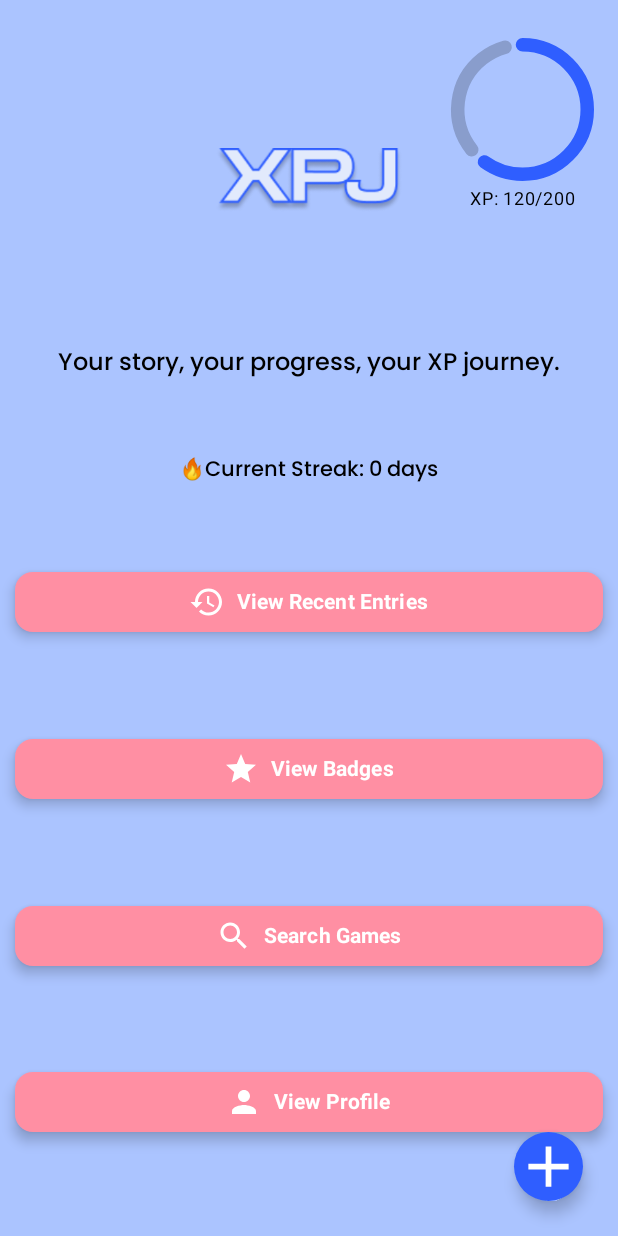
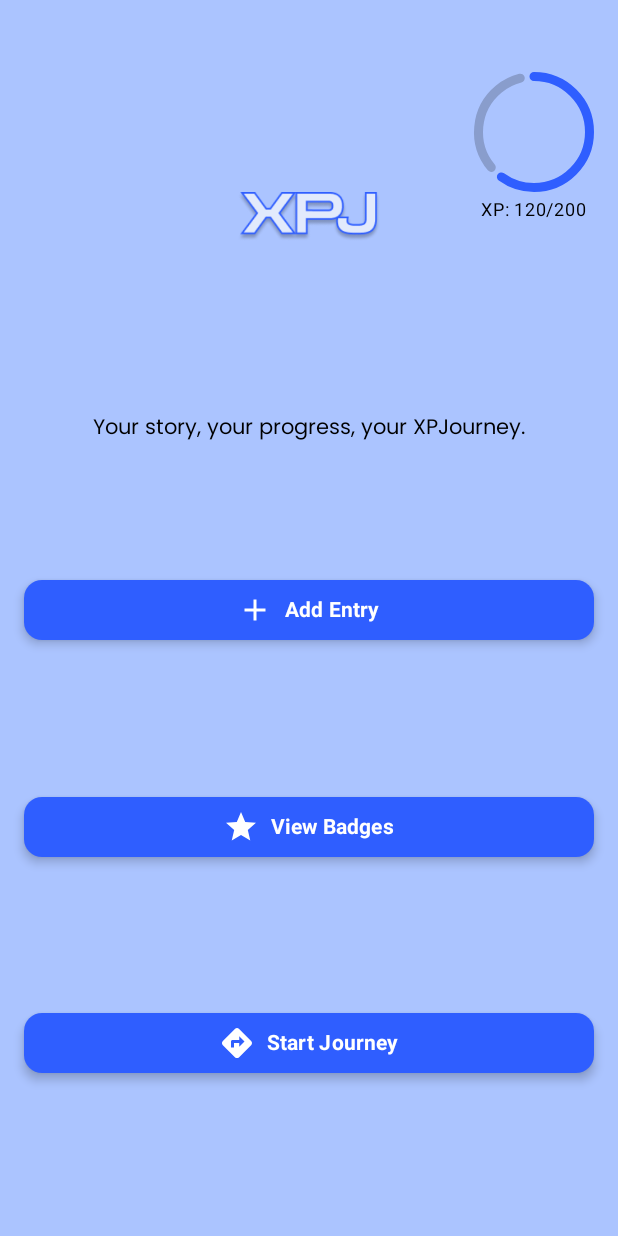
Before and after one commit to Cos229-239/2025_12_Team3, an Android app built with Jetpack Compose: the screen it shows after launch (MainActivity), on a phone screen of 412 x 824 dp. Run offline under Robolectric (Android 15) with nearby library versions, the phone set to English and light mode, and no system bars.

Commit message:
Created navigation links between the login screen, dashboard, and journal entry screen
# Conflicts:
#	app/src/main/java/com/example/xpjourney/MainActivity.kt
#	app/src/main/java/com/example/xpjourney/ui/theme/Theme.kt

```diff
--- a/app/src/main/java/com/example/xpjourney/MainActivity.kt
+++ b/app/src/main/java/com/example/xpjourney/MainActivity.kt
@@ -12,6 +12,7 @@ import androidx.compose.ui.Modifier
 import androidx.compose.ui.unit.dp
 import androidx.compose.ui.tooling.preview.Preview
 import com.example.xpjourney.ui.theme.XPJourneyTheme
+import androidx.compose.foundation.layout.Arrangement
 import androidx.compose.material.icons.Icons
 import androidx.compose.ui.Alignment
 import androidx.compose.ui.unit.sp
@@ -19,10 +20,10 @@ import androidx.navigation.compose.rememberNavController
 import androidx.navigation.compose.NavHost
 import androidx.navigation.compose.composable
 import androidx.navigation.NavController
+import androidx.compose.material.icons.filled.Add
+import androidx.compose.material.icons.filled.Directions
 import androidx.compose.material.icons.filled.Star
 import androidx.compose.foundation.background
-import androidx.compose.foundation.layout.Arrangement
-import androidx.compose.foundation.shape.CircleShape
 import androidx.compose.ui.graphics.Color
 import androidx.compose.runtime.remember
 import androidx.compose.runtime.getValue
@@ -31,65 +32,23 @@ import androidx.compose.runtime.mutableIntStateOf
 import androidx.compose.ui.graphics.vector.ImageVector
 import androidx.compose.ui.res.painterResource
 import androidx.compose.foundation.shape.RoundedCornerShape
-import androidx.compose.material.icons.filled.Person
-import androidx.compose.runtime.LaunchedEffect
-import androidx.compose.runtime.collectAsState
 import androidx.compose.ui.text.TextStyle
 import androidx.compose.ui.text.font.FontWeight
-import androidx.datastore.preferences.preferencesDataStore
-import androidx.lifecycle.ViewModel
-import androidx.lifecycle.ViewModelProvider
-import androidx.lifecycle.viewmodel.compose.viewModel
-import com.example.xpjourney.data.ProgressRepository
 import com.example.xpjourney.ui.theme.Poppins
-import com.example.xpjourney.ui.theme.XPJAccentPink
-import com.example.xpjourney.viewmodel.ProgressViewModelContract
-import com.example.xpjourney.viewmodel.UserProgressViewModel
-import kotlinx.coroutines.flow.MutableStateFlow
-import java.time.LocalDate
-import androidx.compose.material.icons.filled.History
-import androidx.compose.material.icons.filled.Search
-import com.example.xpjourney.ui.theme.XPJBlue
-import androidx.compose.material.icons.filled.Add
-import com.example.xpjourney.ui.screens.RecentEntriesScreen
-import com.example.xpjourney.ui.screens.sampleEntries
-
-
-val android.content.Context.dataStore by preferencesDataStore(name = "user_progress")
 
 
 class MainActivity : ComponentActivity() {
     override fun onCreate(savedInstanceState: Bundle?) {
         super.onCreate(savedInstanceState)
         enableEdgeToEdge()
-        val repo = ProgressRepository(dataStore)
-        val factory = object : ViewModelProvider.Factory {
-            override fun <T : ViewModel> create(modelClass: Class<T>): T {
-                if (modelClass.isAssignableFrom(UserProgressViewModel::class.java)) {
-                    @Suppress("UNCHECKED_CAST")
-                    return UserProgressViewModel(repo) as T
-                }
-                throw IllegalArgumentException("Unknown ViewModel class")
-            }
-        }
         setContent {
             XPJourneyTheme {
                 val navController = rememberNavController()
-                val progressViewModel: UserProgressViewModel = viewModel(factory = factory)
-                LaunchedEffect(Unit) {
-                    progressViewModel.onLogin()
-                }
                 NavHost(navController = navController, startDestination = "dashboard") {
-                    composable("dashboard") { DashboardScreen( navController, progressViewModel) }
+                    composable("dashboard") { DashboardScreen( navController) }
                     composable("entry") { JournalEntryScreen() }
                     composable("badges") { BadgesScreen() }
                     composable("journey") { JourneyScreen() }
-                    composable("profile") { ProfileScreen() }
-                    composable("recent_entries") {
-                        RecentEntriesScreen(
-                            navController = navController,
-                            entries = sampleEntries
-                        ) }
                 }
             }
         }
@@ -97,17 +56,7 @@ class MainActivity : ComponentActivity() {
 }
 
 @Composable
-fun DashboardScreen(
-    navController: NavController,
-    viewModel: ProgressViewModelContract
-) {
-    val progressState = viewModel.progressState.collectAsState()
-
-    Column {
-        Text("🔥Login Streak: ${progressState.value.currentStreak} days")
-        Text("XP: ${progressState.value.xp}")
-    }
-
+fun DashboardScreen(navController: NavController) {
     var xp by remember { mutableIntStateOf(120) }
     val xpGoal = 200
     val progress = xp.toFloat() / xpGoal.toFloat()
@@ -121,7 +70,7 @@ fun DashboardScreen(
         Column(
             modifier = Modifier
                 .fillMaxSize()
-                .padding(10.dp),
+                .padding(16.dp),
             horizontalAlignment = Alignment.CenterHorizontally,
             verticalArrangement = Arrangement.SpaceEvenly
         ) {
@@ -129,75 +78,46 @@ fun DashboardScreen(
             Image(
                 painter = painterResource(id = R.drawable.xpj_logo),
                 contentDescription = "XPJ Logo",
-                modifier = Modifier.size(125.dp)
+                modifier = Modifier.size(96.dp)
             )
             // Tagline text
             Text(
-                text = "Your story, your progress, your XP journey.",
-                style = TextStyle(
-                    fontFamily = Poppins,
-                    fontSize = 16.sp,
-                    fontWeight = FontWeight.Medium
-                ),
-                modifier = Modifier.padding(top = 0.dp)
-            )
-            // Streak
-            Text(
-                text = "🔥Current Streak: ${progressState.value.currentStreak} days",
+                text = "Your story, your progress, your XPJourney.",
                 style = TextStyle(
                     fontFamily = Poppins,
                     fontSize = 14.sp,
-                    fontWeight = FontWeight.SemiBold
+                    fontWeight = FontWeight.Normal
                 ),
-                modifier = Modifier.padding(top = 4.dp)
+                modifier = Modifier.padding(top = 2.dp)
             )
-             // Buttons
-            XPJButton("View Recent Entries", Icons.Filled.History, onClick = {
-                navController.navigate("recent_entries")
+            XPJButton("Add Entry", Icons.Filled.Add, onClick = {
+                xp += 10
+                navController.navigate("entry")
             })
             XPJButton("View Badges", Icons.Filled.Star, onClick = {
                 navController.navigate("badges")
             })
-            XPJButton("Search Games", Icons.Filled.Search, onClick = {
+            XPJButton("Start Journey", Icons.Filled.Directions, onClick = {
                 navController.navigate("journey")
             })
-            XPJButton("View Profile", Icons.Filled.Person, onClick = {
-                navController.navigate("profile")
-        })
 
         }
         Column(                     // XP tracker in top-right corner
             modifier = Modifier
                 .align(Alignment.TopEnd)
-                .padding(top = 25.dp, end = 16.dp),
+                .padding(top = 48.dp, end = 16.dp),
             horizontalAlignment = Alignment.CenterHorizontally
         ) {
             Box(contentAlignment = Alignment.Center) {
                 CircularProgressIndicator(
-                    progress = progress,
-                    modifier = Modifier.size(95.dp),
+                    progress = { progress },
+                    modifier = Modifier.size(80.dp),
                     color = MaterialTheme.colorScheme.primary,
                     trackColor = MaterialTheme.colorScheme.onBackground.copy(alpha = 0.2f),
-                    strokeWidth = 9.dp
+                    strokeWidth = 6.dp
                 )
             }
             Text("XP: $xp/$xpGoal", fontSize = 12.sp)
-        }
-        FloatingActionButton(
-            onClick = { navController.navigate("entry") },
-            containerColor = XPJBlue,
-            contentColor = Color.White,
-            modifier = Modifier
-                .size(94.dp)
-                .align(Alignment.BottomEnd)
-                .padding(24.dp),
-            shape = CircleShape
-        ) {
-            Icon(
-                imageVector = Icons.Filled.Add,
-                contentDescription = "Add Entry",
-                modifier = Modifier.size(48.dp)
-            )
         }
     }
 }
@@ -250,12 +170,12 @@ fun XPJButton(
     Button(
         onClick = onClick,
         colors = ButtonDefaults.buttonColors(
-            containerColor = XPJAccentPink,
-            contentColor = Color.White
+            containerColor = MaterialTheme.colorScheme.primary,
+            contentColor = MaterialTheme.colorScheme.onPrimary
         ),
         shape = RoundedCornerShape(12.dp),
         elevation = ButtonDefaults.buttonElevation(
-            defaultElevation = 5.dp,
+            defaultElevation = 4.dp,
             pressedElevation = 8.dp
         ),
         modifier = modifier
@@ -268,39 +188,11 @@ fun XPJButton(
     }
 }
 
-@Composable
-fun ProfileScreen() {
-    Column(
-        modifier = Modifier
-            .fillMaxSize()
-            .padding(24.dp),
-        horizontalAlignment = Alignment.CenterHorizontally,
-        verticalArrangement = Arrangement.Center
-    ) {
-        Text("View Profile")
-    }
-}
-
-
 @Preview(showBackground = true)
 @Composable
 fun DashboardPreview() {
-    val fakeNavController = rememberNavController()
-    val fakeViewModel = FakeProgressViewModel()
-
-    DashboardScreen(
-        navController = fakeNavController,
-        viewModel = fakeViewModel
-    )
+    XPJourneyTheme {
+        val navController = rememberNavController()
+        DashboardScreen(navController)
+    }
 }
-
-
-class FakeProgressViewModel : ViewModel(), ProgressViewModelContract {
-    override val progressState = MutableStateFlow(
-        ProgressRepository.Progress(
-            lastLoginDate = LocalDate.now(),
-            currentStreak = 5,
-            xp = 42
-        )
-    )
-}
--- a/app/src/main/java/com/example/xpjourney/ui/theme/Theme.kt
+++ b/app/src/main/java/com/example/xpjourney/ui/theme/Theme.kt
@@ -48,7 +48,7 @@ private val lightColorScheme = lightColorScheme(
 
 private val XPJColorScheme = lightColorScheme(
     primary = XPJBlue,
-    secondary = XPJAccentPink,
+    secondary = XPJLightBlue,
     background = XPJLightBlue,
     onPrimary = Color.White,
     onBackground = Color.Black
```
Also changed, not shown: app/src/main/java/com/example/xpjourney/JournalComponents.kt (+6 -3 lines), app/src/main/java/com/example/xpjourney/LoginScreen.kt (+16 -14 lines).
